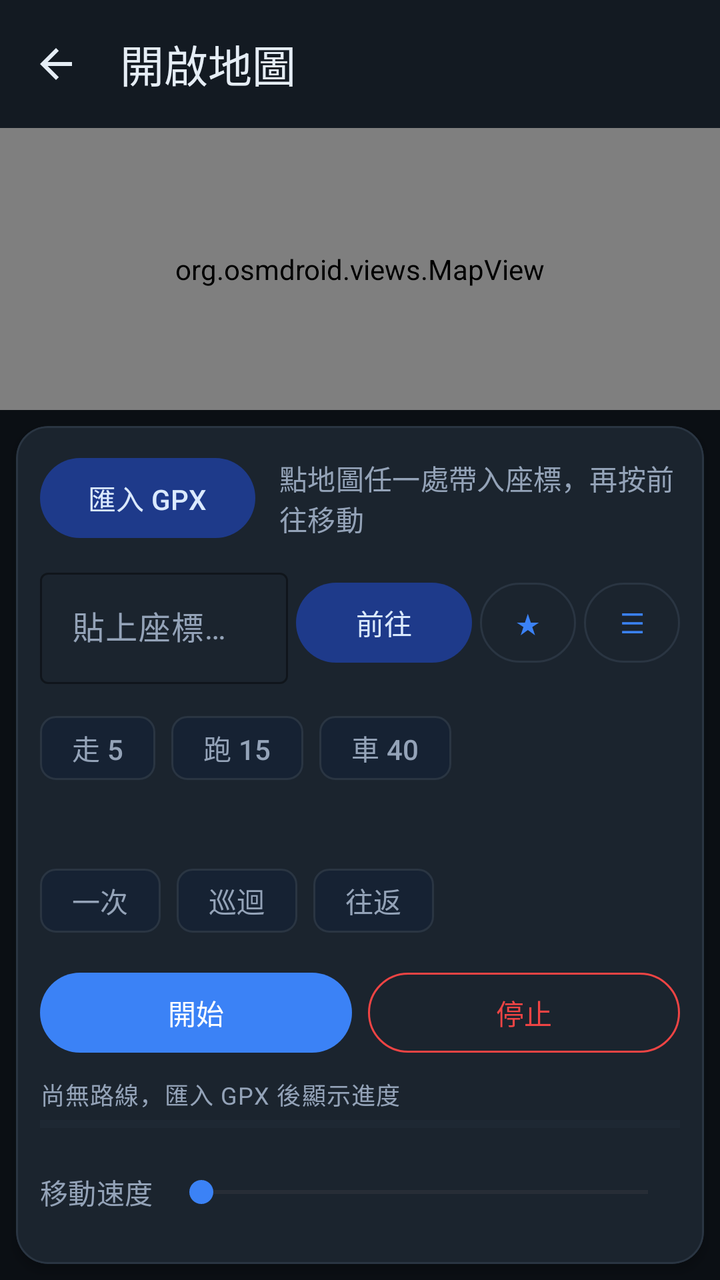
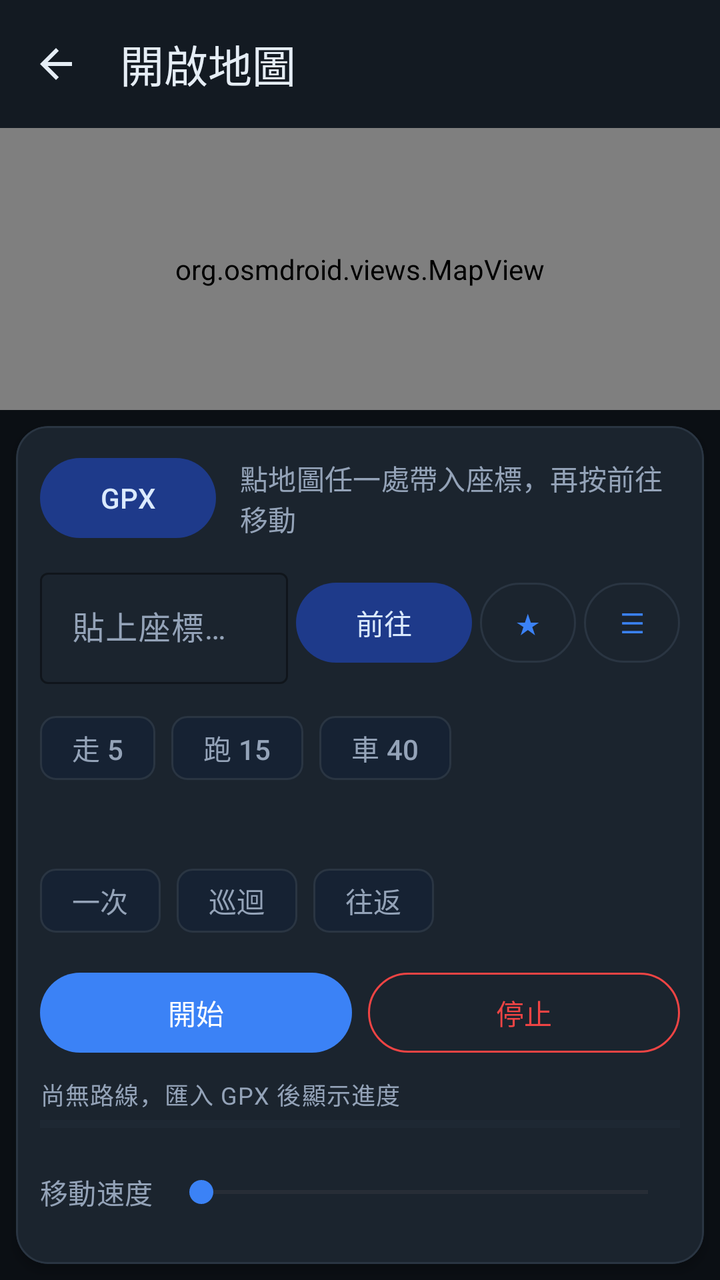

The first picture is an Android layout as it rendered before a commit; the second is the same layout after the commit. The layout source and the unified diff follow.
<!-- AndroidManifest.xml: application theme Theme.GpsJoystick -->
<!-- res/layout/activity_map.xml -->
<?xml version="1.0" encoding="utf-8"?>
<LinearLayout xmlns:android="http://schemas.android.com/apk/res/android"
    xmlns:app="http://schemas.android.com/apk/res-auto"
    android:layout_width="match_parent"
    android:layout_height="match_parent"
    android:orientation="vertical"
    android:fitsSystemWindows="true"
    android:background="?android:attr/colorBackground">

    <com.google.android.material.appbar.MaterialToolbar
        android:id="@+id/toolbar"
        android:layout_width="match_parent"
        android:layout_height="?attr/actionBarSize"
        android:background="@color/surface"
        app:navigationIcon="@drawable/ic_arrow_back"
        app:navigationContentDescription="@string/back"
        app:title="@string/open_map"
        app:titleTextColor="@color/on_surface" />

    <org.osmdroid.views.MapView
        android:id="@+id/map"
        android:layout_width="match_parent"
        android:layout_height="0dp"
        android:layout_weight="1" />

    
    <com.google.android.material.card.MaterialCardView
        style="@style/Widget.GpsJoystick.Card"
        android:layout_width="match_parent"
        android:layout_height="wrap_content"
        android:layout_margin="8dp"
        app:cardElevation="3dp"
        app:contentPadding="12dp">

        <LinearLayout
            android:layout_width="match_parent"
            android:layout_height="wrap_content"
            android:orientation="vertical">

            <LinearLayout
                android:layout_width="match_parent"
                android:layout_height="wrap_content"
                android:orientation="horizontal"
                android:gravity="center_vertical">

                <com.google.android.material.button.MaterialButton
                    android:id="@+id/btnImportGpx"
                    style="@style/Widget.GpsJoystick.Button.Tonal"
                    android:layout_width="wrap_content"
                    android:layout_height="wrap_content"
                    android:text="@string/import_gpx" />

                <TextView
                    android:id="@+id/mapStatus"
                    android:layout_width="0dp"
                    android:layout_height="wrap_content"
                    android:layout_weight="1"
                    android:layout_marginStart="12dp"
                    android:fontFeatureSettings="tnum"
                    android:text="@string/map_tap_hint"
                    android:textAppearance="@style/TextAppearance.GpsJoystick.Label" />
            </LinearLayout>

            
            <LinearLayout
                android:layout_width="match_parent"
                android:layout_height="wrap_content"
                android:orientation="horizontal"
                android:gravity="center_vertical"
                android:layout_marginTop="8dp">

                <com.google.android.material.textfield.TextInputLayout
                    android:id="@+id/coordInputLayout"
                    style="@style/Widget.GpsJoystick.TextInputLayout"
                    android:layout_width="0dp"
                    android:layout_height="wrap_content"
                    android:layout_weight="1">

                    <com.google.android.material.textfield.TextInputEditText
                        android:id="@+id/coordInput"
                        android:layout_width="match_parent"
                        android:layout_height="wrap_content"
                        android:inputType="textNoSuggestions"
                        android:imeOptions="actionGo"
                        android:maxLines="1"
                        android:hint="@string/hint_coord" />
                </com.google.android.material.textfield.TextInputLayout>

                <com.google.android.material.button.MaterialButton
                    android:id="@+id/btnCoordGo"
                    style="@style/Widget.GpsJoystick.Button.Tonal"
                    android:layout_width="wrap_content"
                    android:layout_height="wrap_content"
                    android:layout_marginStart="4dp"
                    android:text="@string/coord_go" />

                <com.google.android.material.button.MaterialButton
                    android:id="@+id/btnFavSave"
                    style="@style/Widget.GpsJoystick.Button.Outlined"
                    android:layout_width="wrap_content"
                    android:layout_height="wrap_content"
                    android:layout_marginStart="4dp"
                    android:minWidth="48dp"
                    android:insetLeft="0dp"
                    android:insetRight="0dp"
                    android:paddingStart="12dp"
                    android:paddingEnd="12dp"
                    android:text="★" />

                <com.google.android.material.button.MaterialButton
                    android:id="@+id/btnFavList"
                    style="@style/Widget.GpsJoystick.Button.Outlined"
                    android:layout_width="wrap_content"
                    android:layout_height="wrap_content"
                    android:layout_marginStart="4dp"
                    android:minWidth="48dp"
                    android:insetLeft="0dp"
                    android:insetRight="0dp"
                    android:paddingStart="12dp"
                    android:paddingEnd="12dp"
                    android:text="☰" />
            </LinearLayout>

            
            <com.google.android.material.chip.ChipGroup
                android:id="@+id/speedChips"
                android:layout_width="match_parent"
                android:layout_height="wrap_content"
                android:layout_marginTop="8dp"
                app:singleLine="true"
                app:singleSelection="true"
                app:selectionRequired="false">

                <com.google.android.material.chip.Chip
                    android:id="@+id/chipWalk"
                    style="@style/Widget.Material3.Chip.Filter"
                    android:layout_width="wrap_content"
                    android:layout_height="wrap_content"
                    android:minHeight="48dp"
                    android:text="@string/speed_preset_walk" />

                <com.google.android.material.chip.Chip
                    android:id="@+id/chipCycle"
                    style="@style/Widget.Material3.Chip.Filter"
                    android:layout_width="wrap_content"
                    android:layout_height="wrap_content"
                    android:minHeight="48dp"
                    android:text="@string/speed_preset_cycle" />

                <com.google.android.material.chip.Chip
                    android:id="@+id/chipDrive"
                    style="@style/Widget.Material3.Chip.Filter"
                    android:layout_width="wrap_content"
                    android:layout_height="wrap_content"
                    android:minHeight="48dp"
                    android:text="@string/speed_preset_drive" />
            </com.google.android.material.chip.ChipGroup>

            <TextView
                android:id="@+id/speedValue"
                android:layout_width="match_parent"
                android:layout_height="wrap_content"
                android:layout_marginTop="4dp"
                android:fontFeatureSettings="tnum"
                android:textAppearance="@style/TextAppearance.GpsJoystick.Mono" />

            
            <com.google.android.material.chip.ChipGroup
                android:id="@+id/modeChips"
                android:layout_width="match_parent"
                android:layout_height="wrap_content"
                android:layout_marginTop="8dp"
                app:singleLine="true"
                app:singleSelection="true"
                app:selectionRequired="true">

                <com.google.android.material.chip.Chip
                    android:id="@+id/chipModeOnce"
                    style="@style/Widget.Material3.Chip.Filter"
                    android:layout_width="wrap_content"
                    android:layout_height="wrap_content"
                    android:minHeight="48dp"
                    android:text="@string/mode_chip_once" />

                <com.google.android.material.chip.Chip
                    android:id="@+id/chipModeLoop"
                    style="@style/Widget.Material3.Chip.Filter"
                    android:layout_width="wrap_content"
                    android:layout_height="wrap_content"
                    android:minHeight="48dp"
                    android:text="@string/mode_chip_loop" />

                <com.google.android.material.chip.Chip
                    android:id="@+id/chipModeReverse"
                    style="@style/Widget.Material3.Chip.Filter"
                    android:layout_width="wrap_content"
                    android:layout_height="wrap_content"
                    android:minHeight="48dp"
                    android:text="@string/mode_chip_reverse" />
            </com.google.android.material.chip.ChipGroup>

            <LinearLayout
                android:layout_width="match_parent"
                android:layout_height="wrap_content"
                android:orientation="horizontal"
                android:layout_marginTop="8dp">

                <com.google.android.material.button.MaterialButton
                    android:id="@+id/btnPlay"
                    style="@style/Widget.GpsJoystick.Button.Primary"
                    android:layout_width="0dp"
                    android:layout_height="wrap_content"
                    android:layout_weight="1"
                    android:layout_marginEnd="4dp"
                    android:text="@string/pb_start" />

                <com.google.android.material.button.MaterialButton
                    android:id="@+id/btnStopPlayback"
                    style="@style/Widget.GpsJoystick.Button.Destructive"
                    android:layout_width="0dp"
                    android:layout_height="wrap_content"
                    android:layout_weight="1"
                    android:layout_marginStart="4dp"
                    android:text="@string/stop_playback" />
            </LinearLayout>

            
            <TextView
                android:id="@+id/hudLine"
                android:layout_width="match_parent"
                android:layout_height="wrap_content"
                android:layout_marginTop="8dp"
                android:fontFeatureSettings="tnum"
                android:text="@string/hud_no_route"
                android:textAppearance="@style/TextAppearance.GpsJoystick.Mono" />

            <ProgressBar
                android:id="@+id/hudProgress"
                style="?android:attr/progressBarStyleHorizontal"
                android:layout_width="match_parent"
                android:layout_height="4dp"
                android:layout_marginTop="4dp"
                android:max="100"
                android:progress="0"
                android:progressTint="@color/status_active"
                android:progressBackgroundTint="@color/outline" />

            <LinearLayout
                android:layout_width="match_parent"
                android:layout_height="wrap_content"
                android:orientation="horizontal"
                android:gravity="center_vertical"
                android:layout_marginTop="8dp">

                <TextView
                    android:id="@+id/speedLabel"
                    android:layout_width="wrap_content"
                    android:layout_height="wrap_content"
                    android:paddingEnd="8dp"
                    android:fontFeatureSettings="tnum"
                    android:text="@string/playback_speed"
                    android:textAppearance="@style/TextAppearance.GpsJoystick.Label" />

                <SeekBar
                    android:id="@+id/speedSeek"
                    android:layout_width="0dp"
                    android:layout_height="wrap_content"
                    android:layout_weight="1"
                    android:minHeight="48dp"
                    android:max="29" />
            </LinearLayout>
        </LinearLayout>
    </com.google.android.material.card.MaterialCardView>
</LinearLayout>
<!-- resources referenced by this layout -->
<resources>
  <color name="on_surface">#E5EDF5</color>
  <color name="outline">#2A3542</color>
  <color name="status_active">#22C55E</color>
  <color name="surface">#131A22</color>
  <!-- drawable ic_arrow_back (drawable) -->
  <vector xmlns:android="http://schemas.android.com/apk/res/android"
      android:width="24dp"
      android:height="24dp"
      android:viewportWidth="24"
      android:viewportHeight="24"
      android:tint="@color/on_surface">
      <path
          android:fillColor="#FFFFFF"
          android:pathData="M20,11H7.83l5.59,-5.59L12,4l-8,8 8,8 1.41,-1.41L7.83,13H20v-2z" />
  </vector>
  <string name="back">返回</string>
  <string name="coord_go">前往</string>
  <string name="hint_coord">貼上座標，如 25.0339, 121.5645</string>
  <string name="hud_no_route">尚無路線，匯入 GPX 後顯示進度</string>
  <string name="import_gpx">匯入 GPX</string>
  <string name="map_tap_hint">點地圖任一處帶入座標，再按前往移動</string>
  <string name="mode_chip_loop">巡迴</string>
  <string name="mode_chip_once">一次</string>
  <string name="mode_chip_reverse">往返</string>
  <string name="open_map">開啟地圖</string>
  <string name="pb_start">開始</string>
  <string name="playback_speed">移動速度</string>
  <string name="speed_preset_cycle">跑 15</string>
  <string name="speed_preset_drive">車 40</string>
  <string name="speed_preset_walk">走 5</string>
  <string name="stop_playback">停止</string>
  <style name="TextAppearance.GpsJoystick.Label" parent="TextAppearance.Material3.LabelLarge">
          <item name="android:textColor">@color/on_surface_variant</item>
      </style>
  <style name="TextAppearance.GpsJoystick.Mono" parent="TextAppearance.Material3.BodySmall">
          <item name="android:fontFamily">monospace</item>
          <item name="android:textColor">@color/on_surface_variant</item>
      </style>
  <style name="Widget.GpsJoystick.Button.Destructive" parent="Widget.Material3.Button.OutlinedButton">
          <item name="android:textColor">@color/brand_error</item>
          <item name="iconTint">@color/brand_error</item>
          <item name="strokeColor">@color/brand_error</item>
          <item name="rippleColor">@color/brand_error</item>
          <item name="android:minHeight">48dp</item>
      </style>
  <style name="Widget.GpsJoystick.Button.Outlined" parent="Widget.Material3.Button.OutlinedButton">
          <item name="android:minHeight">48dp</item>
      </style>
  <style name="Widget.GpsJoystick.Button.Primary" parent="Widget.Material3.Button">
          <item name="android:minHeight">48dp</item>
      </style>
  <style name="Widget.GpsJoystick.Button.Tonal" parent="Widget.Material3.Button.TonalButton">
          <item name="android:minHeight">48dp</item>
      </style>
  <style name="Widget.GpsJoystick.Card" parent="Widget.Material3.CardView.Filled">
          <item name="cardBackgroundColor">@color/surface_variant</item>
          <item name="cardCornerRadius">16dp</item>
          <item name="cardElevation">1dp</item>
          <item name="contentPadding">16dp</item>
          <item name="strokeColor">@color/outline</item>
          <item name="strokeWidth">1dp</item>
      </style>
  <style name="Widget.GpsJoystick.TextInputLayout" parent="Widget.Material3.TextInputLayout.OutlinedBox">
          <item name="boxStrokeColor">@color/brand_primary</item>
          <item name="hintTextColor">@color/on_surface_variant</item>
      </style>
  <color name="on_surface_variant">#94A3B8</color>
  <color name="brand_error">#EF4444</color>
  <color name="surface_variant">#1B242E</color>
  <color name="brand_primary">#3B82F6</color>
  <color name="on_primary">#FFFFFF</color>
  <color name="primary_container">#1E3A8A</color>
  <color name="on_primary_container">#DBEAFE</color>
  <color name="brand_tertiary">#F97316</color>
  <color name="on_tertiary">#FFFFFF</color>
  <color name="on_error">#FFFFFF</color>
  <color name="bg_oled">#0B0F14</color>
  <!-- unchanged entries left out for length: 1 -->
</resources>

<!-- the commit's change to res/layout/activity_map.xml (unified diff, before → after) -->
@@ -48,7 +48,7 @@
                     style="@style/Widget.GpsJoystick.Button.Tonal"
                     android:layout_width="wrap_content"
                     android:layout_height="wrap_content"
-                    android:text="@string/import_gpx" />
+                    android:text="@string/open_gpx_library" />
 
                 <TextView
                     android:id="@+id/mapStatus"
<!-- resource entries referenced after the edit -->
@@ -19,11 +19,11 @@
   <string name="coord_go">前往</string>
   <string name="hint_coord">貼上座標，如 25.0339, 121.5645</string>
   <string name="hud_no_route">尚無路線，匯入 GPX 後顯示進度</string>
-  <string name="import_gpx">匯入 GPX</string>
   <string name="map_tap_hint">點地圖任一處帶入座標，再按前往移動</string>
   <string name="mode_chip_loop">巡迴</string>
   <string name="mode_chip_once">一次</string>
   <string name="mode_chip_reverse">往返</string>
+  <string name="open_gpx_library">GPX</string>
   <string name="open_map">開啟地圖</string>
   <string name="pb_start">開始</string>
   <string name="playback_speed">移動速度</string>
